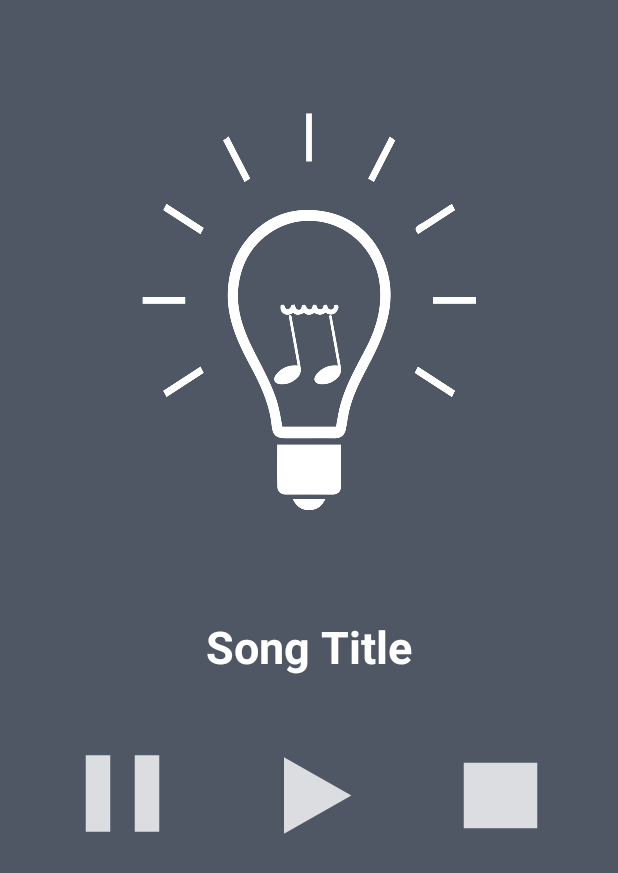
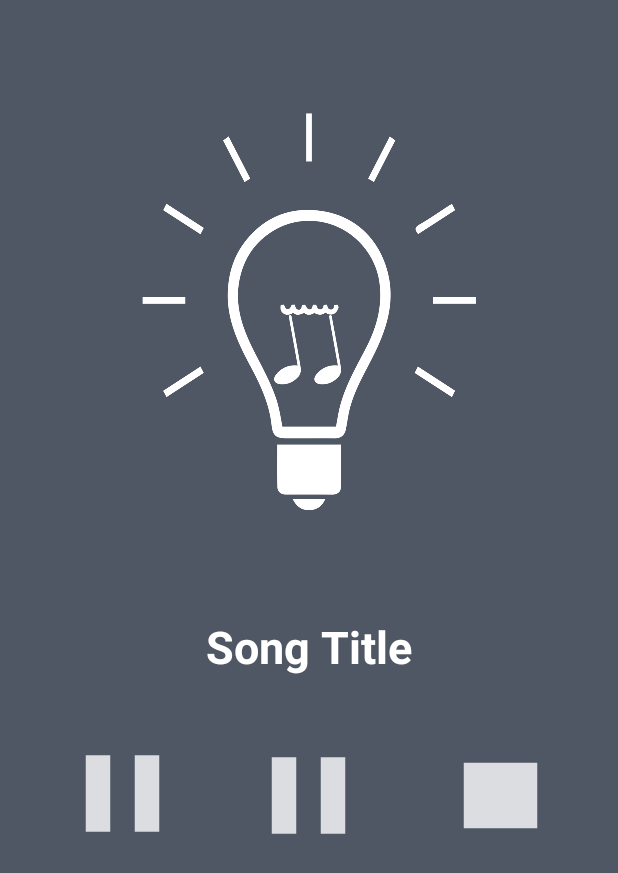
Before and after one commit to Matthew1091/3444-Project, an Android app: the LaunchActivity screen opened directly, with no data from a screen before it, after a tap on an icon or button, on a phone screen of 412 x 824 dp. Shown: the top 873 px of the screen. Run offline under Robolectric (Android 15) with nearby library versions, the phone set to English and light mode, and no system bars; 7 statements that could not run were skipped.

Commit message:
Added drawable background switching for pause/play button
small commit. was requested by Nathan.

```diff
--- a/Android Studio Projects/app/src/main/java/com/example/bulbbeats/LaunchActivity.java
+++ b/Android Studio Projects/app/src/main/java/com/example/bulbbeats/LaunchActivity.java
@@ -4,6 +4,7 @@ import androidx.appcompat.app.AppCompatActivity;
 
 import android.content.Intent;
 import android.database.Cursor;
+import android.graphics.drawable.Drawable;
 import android.media.MediaPlayer;
 import android.os.Bundle;
 import android.provider.OpenableColumns;
@@ -57,6 +58,10 @@ public class LaunchActivity extends AppCompatActivity {
         }
 
         mPlayer.start();
+
+        Drawable resImg = this.getResources().getDrawable(R.drawable.ic_pause);
+
+        playButton.setBackground(resImg);
     }
 
     public  void pause(View v)
```
